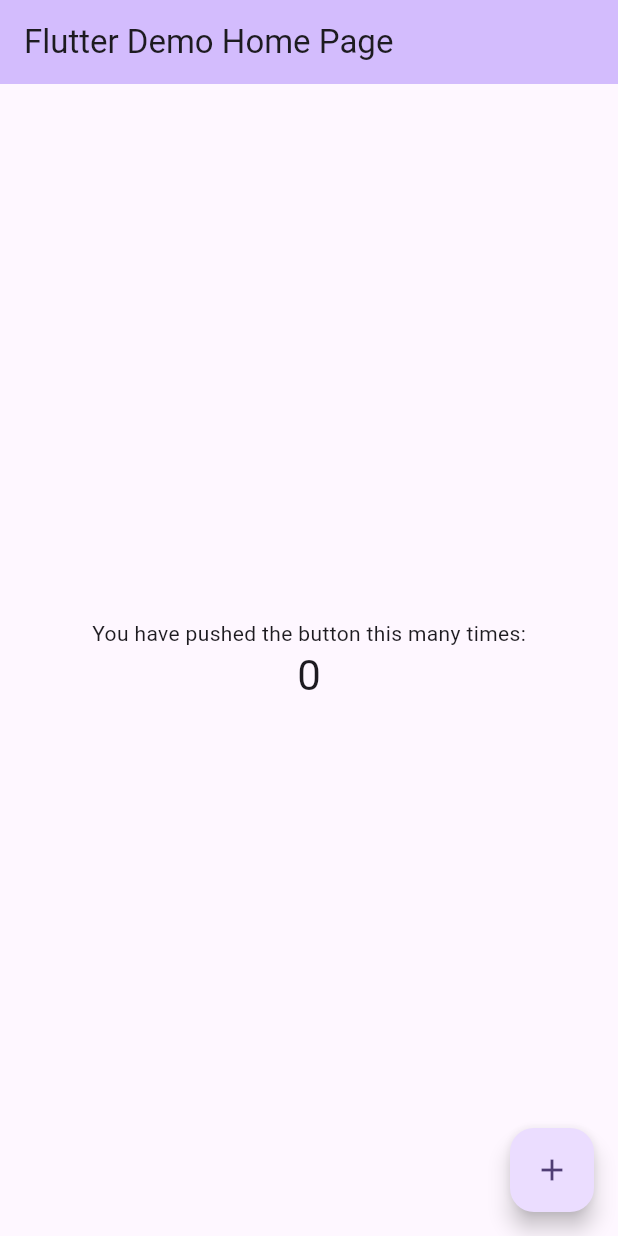
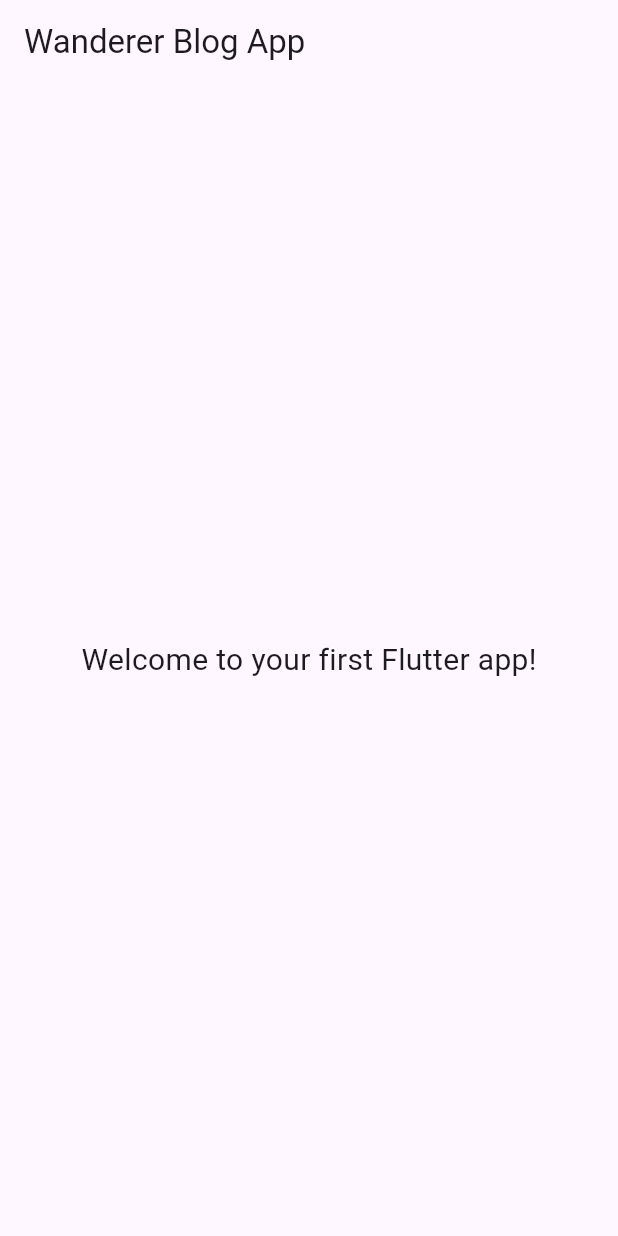
Before and after one commit to Ibragim1996/blog_ai_ap, a Flutter app: the screen it shows after launch, on a phone screen of 412 x 824 dp. Run offline on Flutter 3.47's test engine with Material 3 defaults, Android fonts, the phone set to English and light mode, and no system bars.

Commit message:
Saved current progress

```diff
--- a/lib/main.dart
+++ b/lib/main.dart
@@ -7,116 +7,32 @@ void main() {
 class MyApp extends StatelessWidget {
   const MyApp({super.key});
 
-  // This widget is the root of your application.
   @override
   Widget build(BuildContext context) {
     return MaterialApp(
-      title: 'Flutter Demo',
+      debugShowCheckedModeBanner: false,
+      title: 'Wanderer Blog App',
       theme: ThemeData(
-        // This is the theme of your application.
-        //
-        // TRY THIS: Try running your application with "flutter run". You'll see
-        // the application has a purple toolbar. Then, without quitting the app,
-        // try changing the seedColor in the colorScheme below to Colors.green
-        // and then invoke "hot reload" (save your changes or press the "hot
-        // reload" button in a Flutter-supported IDE, or press "r" if you used
-        // the command line to start the app).
-        //
-        // Notice that the counter didn't reset back to zero; the application
-        // state is not lost during the reload. To reset the state, use hot
-        // restart instead.
-        //
-        // This works for code too, not just values: Most code changes can be
-        // tested with just a hot reload.
-        colorScheme: ColorScheme.fromSeed(seedColor: Colors.deepPurple),
+        primarySwatch: Colors.deepPurple,
       ),
-      home: const MyHomePage(title: 'Flutter Demo Home Page'),
+      home: const MyHomePage(),
     );
   }
 }
 
-class MyHomePage extends StatefulWidget {
-  const MyHomePage({super.key, required this.title});
-
-  // This widget is the home page of your application. It is stateful, meaning
-  // that it has a State object (defined below) that contains fields that affect
-  // how it looks.
-
-  // This class is the configuration for the state. It holds the values (in this
-  // case the title) provided by the parent (in this case the App widget) and
-  // used by the build method of the State. Fields in a Widget subclass are
-  // always marked "final".
-
-  final String title;
-
-  @override
-  State<MyHomePage> createState() => _MyHomePageState();
-}
-
-class _MyHomePageState extends State<MyHomePage> {
-  int _counter = 0;
-
-  void _incrementCounter() {
-    setState(() {
-      // This call to setState tells the Flutter framework that something has
-      // changed in this State, which causes it to rerun the build method below
-      // so that the display can reflect the updated values. If we changed
-      // _counter without calling setState(), then the build method would not be
-      // called again, and so nothing would appear to happen.
-      _counter++;
-    });
-  }
+class MyHomePage extends StatelessWidget {
+  const MyHomePage({super.key});
 
   @override
   Widget build(BuildContext context) {
-    // This method is rerun every time setState is called, for instance as done
-    // by the _incrementCounter method above.
-    //
-    // The Flutter framework has been optimized to make rerunning build methods
-    // fast, so that you can just rebuild anything that needs updating rather
-    // than having to individually change instances of widgets.
     return Scaffold(
-      appBar: AppBar(
-        // TRY THIS: Try changing the color here to a specific color (to
-        // Colors.amber, perhaps?) and trigger a hot reload to see the AppBar
-        // change color while the other colors stay the same.
-        backgroundColor: Theme.of(context).colorScheme.inversePrimary,
-        // Here we take the value from the MyHomePage object that was created by
-        // the App.build method, and use it to set our appbar title.
-        title: Text(widget.title),
-      ),
-      body: Center(
-        // Center is a layout widget. It takes a single child and positions it
-        // in the middle of the parent.
-        child: Column(
-          // Column is also a layout widget. It takes a list of children and
-          // arranges them vertically. By default, it sizes itself to fit its
-          // children horizontally, and tries to be as tall as its parent.
-          //
-          // Column has various properties to control how it sizes itself and
-          // how it positions its children. Here we use mainAxisAlignment to
-          // center the children vertically; the main axis here is the vertical
-          // axis because Columns are vertical (the cross axis would be
-          // horizontal).
-          //
-          // TRY THIS: Invoke "debug painting" (choose the "Toggle Debug Paint"
-          // action in the IDE, or press "p" in the console), to see the
-          // wireframe for each widget.
-          mainAxisAlignment: MainAxisAlignment.center,
-          children: <Widget>[
-            const Text('You have pushed the button this many times:'),
-            Text(
-              '$_counter',
-              style: Theme.of(context).textTheme.headlineMedium,
-            ),
-          ],
+      appBar: AppBar(title: const Text('Wanderer Blog App')),
+      body: const Center(
+        child: Text(
+          'Welcome to your first Flutter app!',
+          style: TextStyle(fontSize: 20),
         ),
       ),
-      floatingActionButton: FloatingActionButton(
-        onPressed: _incrementCounter,
-        tooltip: 'Increment',
-        child: const Icon(Icons.add),
-      ), // This trailing comma makes auto-formatting nicer for build methods.
     );
   }
 }
```
